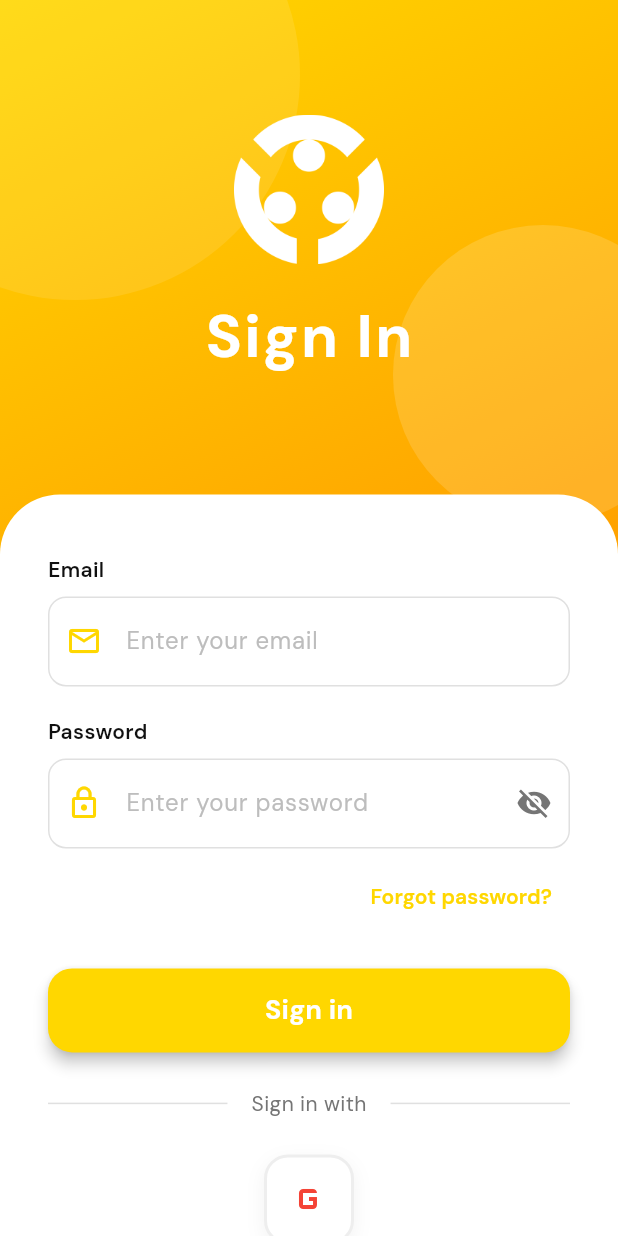
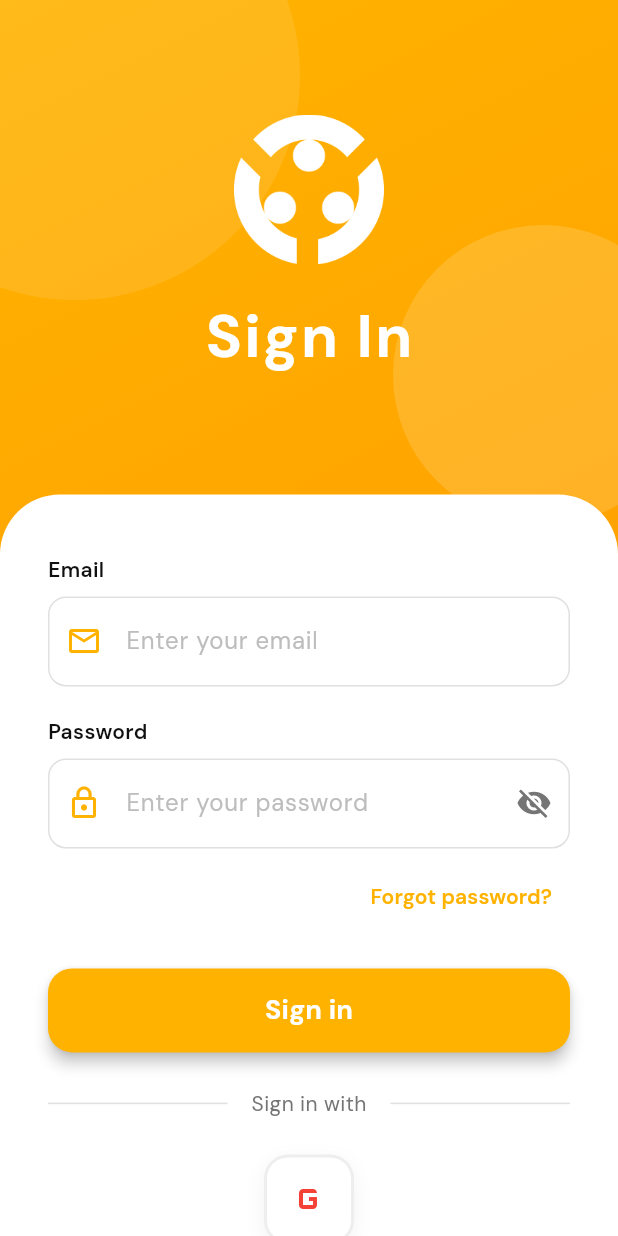
Before and after one commit to ailadonayre/TUGON-App, a Flutter app: the LoginScreen screen opened directly, on a phone screen of 412 x 824 dp. Run offline on Flutter 3.47's test engine with Material 3 defaults, Android fonts, the phone set to English and light mode, and no system bars; our stand-ins replace cloud_firestore, firebase_auth, firebase_core, flutter_dotenv, google_fonts, google_sign_in and 1 more; accounts and stored records are empty.

Commit message:
Fix: formatting

```diff
--- a/lib/screens/auth/admin_login_screen.dart
+++ b/lib/screens/auth/admin_login_screen.dart
@@ -140,16 +140,6 @@ class _AdminLoginScreenState extends State<AdminLoginScreen> {
                     ),
                   ),
                 ),
-                const SizedBox(height: 8),
-                Center(
-                  child: Text(
-                    'Barangay Council Access',
-                    style: GoogleFonts.dmSans(
-                      fontSize: 16,
-                      color: Colors.grey.shade600,
-                    ),
-                  ),
-                ),
                 const SizedBox(height: 40),
                 Container(
                   padding: const EdgeInsets.all(18),
--- a/lib/screens/onboarding/login_screen.dart
+++ b/lib/screens/onboarding/login_screen.dart
@@ -167,7 +167,7 @@ class _LoginScreenState extends State<LoginScreen> with SingleTickerProviderStat
                 begin: Alignment.topLeft,
                 end: Alignment.bottomRight,
                 colors: [
-                  Color(0xFFFFD700), // Golden Yellow
+                  AppColors.goldenYellow, // Golden Yellow
                   Color(0xFFFFA500), // Orange
                   Color(0xFFFF8C00), // Dark Orange
                 ],
@@ -184,7 +184,7 @@ class _LoginScreenState extends State<LoginScreen> with SingleTickerProviderStat
                     height: 300,
                     decoration: BoxDecoration(
                       shape: BoxShape.circle,
-                      color: Colors.white.withOpacity(0.1),
+                      color: Colors.white.withValues(alpha: 0.1),
                     ),
                   ),
                 ),
@@ -196,7 +196,7 @@ class _LoginScreenState extends State<LoginScreen> with SingleTickerProviderStat
                     height: 200,
                     decoration: BoxDecoration(
                       shape: BoxShape.circle,
-                      color: Colors.white.withOpacity(0.15),
+                      color: Colors.white.withValues(alpha: 0.15),
                     ),
                   ),
                 ),
@@ -208,7 +208,7 @@ class _LoginScreenState extends State<LoginScreen> with SingleTickerProviderStat
                     height: 250,
                     decoration: BoxDecoration(
                       shape: BoxShape.circle,
-                      color: Colors.white.withOpacity(0.1),
+                      color: Colors.white.withValues(alpha: 0.1),
                     ),
                   ),
                 ),
@@ -220,7 +220,7 @@ class _LoginScreenState extends State<LoginScreen> with SingleTickerProviderStat
                     height: 300,
                     decoration: BoxDecoration(
                       shape: BoxShape.circle,
-                      color: Colors.white.withOpacity(0.08),
+                      color: Colors.white.withValues(alpha: 0.08),
                     ),
                   ),
                 ),
@@ -296,7 +296,7 @@ class _LoginScreenState extends State<LoginScreen> with SingleTickerProviderStat
                                       label: 'Email',
                                       hint: 'Enter your email',
                                       keyboardType: TextInputType.emailAddress,
-                                      prefixIcon: const Icon(Icons.email_outlined, color: Color(0xFFFFD700)),
+                                      prefixIcon: const Icon(Icons.email_outlined, color: AppColors.goldenYellow),
                                       validator: (value) {
                                         if (value == null || value.isEmpty) {
                                           return 'Please enter your email';
@@ -316,7 +316,7 @@ class _LoginScreenState extends State<LoginScreen> with SingleTickerProviderStat
                                       label: 'Password',
                                       hint: 'Enter your password',
                                       obscureText: _obscurePassword,
-                                      prefixIcon: const Icon(Icons.lock_outline, color: Color(0xFFFFD700)),
+                                      prefixIcon: const Icon(Icons.lock_outline, color: AppColors.goldenYellow),
                                       suffixIcon: IconButton(
                                         icon: Icon(
                                           _obscurePassword ? Icons.visibility_off : Icons.visibility,
@@ -352,7 +352,7 @@ class _LoginScreenState extends State<LoginScreen> with SingleTickerProviderStat
                                         child: Text(
                                           'Forgot password?',
                                           style: GoogleFonts.dmSans(
-                                            color: const Color(0xFFFFD700),
+                                            color: AppColors.goldenYellow,
                                             fontWeight: FontWeight.w600,
                                             fontSize: 14,
                                           ),
@@ -368,7 +368,7 @@ class _LoginScreenState extends State<LoginScreen> with SingleTickerProviderStat
                                       child: ElevatedButton(
                                         onPressed: authProvider.isLoading ? null : _signInWithEmail,
                                         style: ElevatedButton.styleFrom(
-                                          backgroundColor: const Color(0xFFFFD700),
+                                          backgroundColor: AppColors.goldenYellow,
                                           foregroundColor: Colors.white,
                                           shape: RoundedRectangleBorder(
                                             borderRadius: BorderRadius.circular(16),
@@ -452,7 +452,7 @@ class _LoginScreenState extends State<LoginScreen> with SingleTickerProviderStat
                                           child: Text(
                                             'Sign up',
                                             style: GoogleFonts.dmSans(
-                                              color: const Color(0xFFFFD700),
+                                              color: AppColors.goldenYellow,
                                               fontWeight: FontWeight.bold,
                                               fontSize: 14,
                                             ),
@@ -473,11 +473,11 @@ class _LoginScreenState extends State<LoginScreen> with SingleTickerProviderStat
                                             ),
                                           );
                                         },
-                                        icon: const Icon(Icons.admin_panel_settings, size: 18, color: Color(0xFFFFD700)),
+                                        icon: const Icon(Icons.admin_panel_settings, size: 18, color: AppColors.goldenYellow),
                                         label: Text(
                                           'Admin Portal',
                                           style: GoogleFonts.dmSans(
-                                            color: const Color(0xFFFFD700),
+                                            color: AppColors.goldenYellow,
                                             fontWeight: FontWeight.w600,
                                             fontSize: 14,
                                           ),
@@ -521,7 +521,7 @@ class _LoginScreenState extends State<LoginScreen> with SingleTickerProviderStat
           border: Border.all(color: Colors.grey.shade200, width: 2),
           boxShadow: [
             BoxShadow(
-              color: Colors.black.withOpacity(0.05),
+              color: Colors.black.withValues(alpha: 0.05),
               blurRadius: 10,
               offset: const Offset(0, 4),
             ),
--- a/pubspec.yaml
+++ b/pubspec.yaml
@@ -47,4 +47,4 @@ flutter:
     - assets/logo/TUGON_logo.png
     - assets/logo/TUGON_Logo-lowercase-v2.png
     - assets/logo/TUGON_Logo-uppercase.png
-    - asses/logo/TUGON_Logo-white.png
+    - assets/logo/TUGON_Logo-white.png
```
